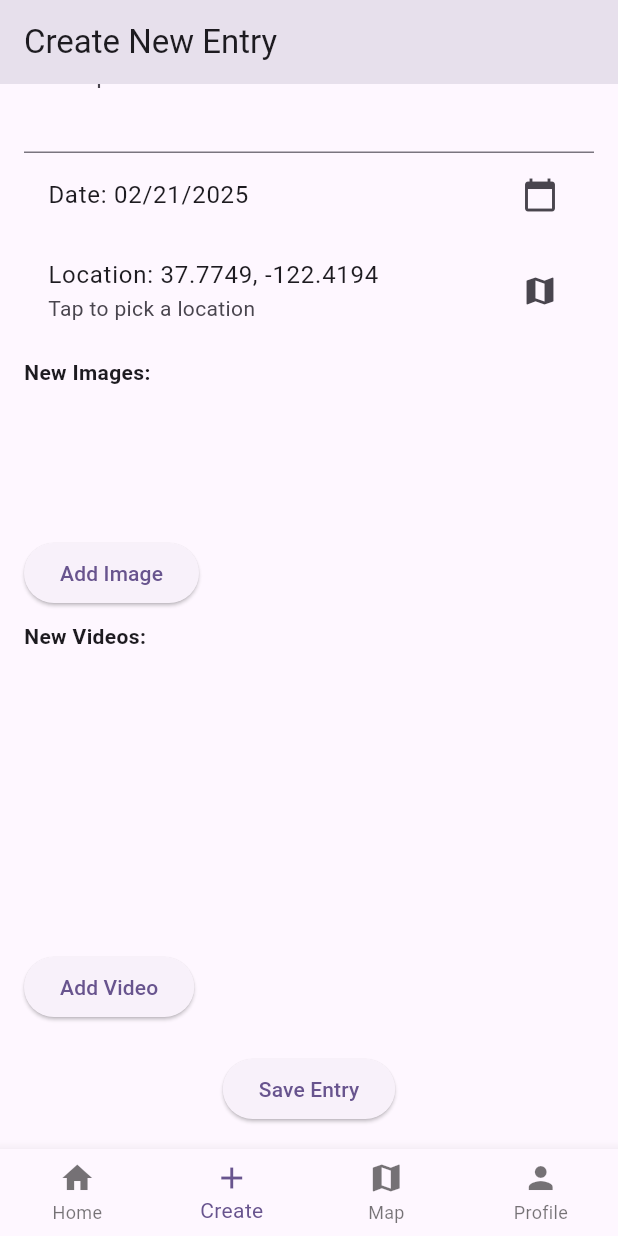
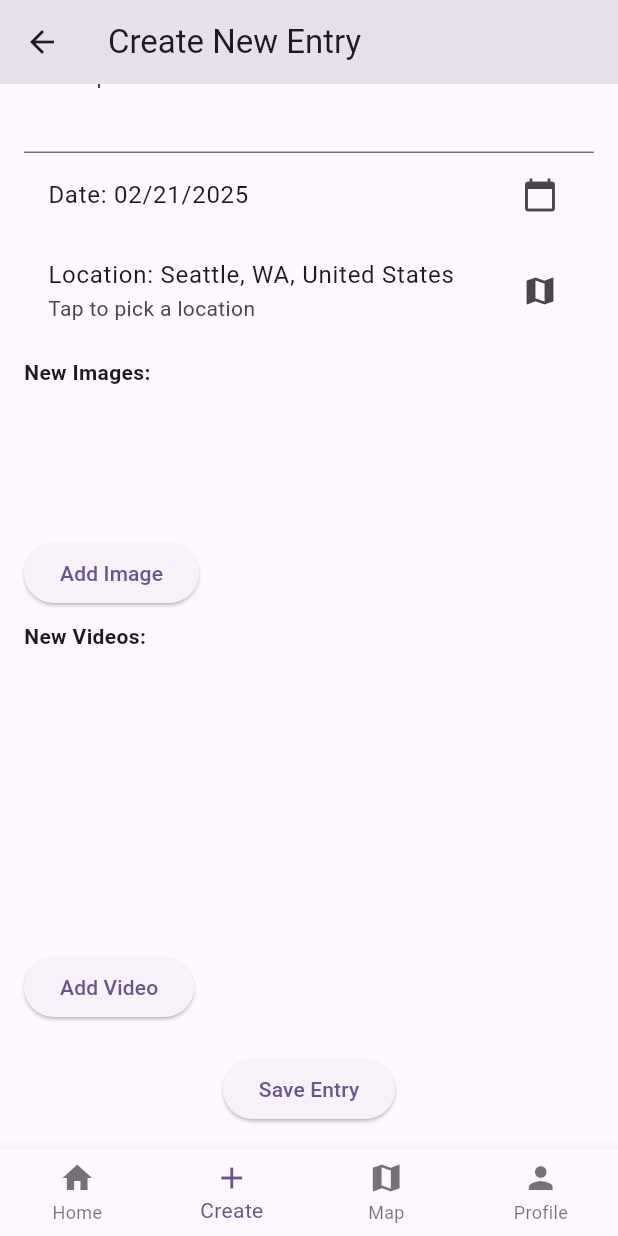
Before and after one commit to PriyaManisha/travellista, a Flutter app: the screen it shows after launch, item 2 of the bottom bar chosen, scrolled down 134 dp, after a tap on "Save Entry", on a phone screen of 412 x 824 dp. Run offline on Flutter 3.47's test engine with Material 3 defaults, Android fonts, the phone set to English and light mode, and no system bars; our stand-ins replace chewie, cloud_firestore, firebase_core, firebase_storage, google_maps_flutter, image_picker and 1 more; accounts and stored records are empty.

Commit message:
various navigation and other bug fixes

```diff
--- a/lib/entry_card.dart
+++ b/lib/entry_card.dart
@@ -29,7 +29,10 @@ class EntryCard extends StatelessWidget {
             : Icon(Icons.photo),
         title: Text(entry.title ?? 'Untitled'),
         subtitle:
-            Text('${formattedDate}, ${formattedAddress}'),
+            Text('${formattedDate}, ${formattedAddress}',
+              maxLines: 1,
+              overflow: TextOverflow.ellipsis,
+            ),
         onTap: () {
           Navigator.push(
             context,
--- a/lib/entry_creation_form.dart
+++ b/lib/entry_creation_form.dart
@@ -24,7 +24,7 @@ class EntryCreationForm extends StatefulWidget {
 class _EntryCreationFormState extends State<EntryCreationForm> {
   final _formKey = GlobalKey<FormState>();
   late final StorageService _storageService;
-  String? _pickedAddress;
+  String? _pickedAddress = "Seattle, WA, United States";
 
   // Controllers
   final TextEditingController _titleController = TextEditingController();
@@ -32,7 +32,7 @@ class _EntryCreationFormState extends State<EntryCreationForm> {
 
   // State
   DateTime _selectedDate = DateTime.now();
-  LatLng _pickedLocation = const LatLng(37.7749, -122.4194);
+  LatLng _pickedLocation = const LatLng(47.60621, -122.33207);
 
   // For newly picked files only
   List<File> _imageFiles = [];
@@ -159,13 +159,19 @@ class _EntryCreationFormState extends State<EntryCreationForm> {
       );
     }
 
-    Navigator.pop(context);
     } catch (e) {
+      print('Exception caught: $e');
       ScaffoldMessenger.of(context).showSnackBar(
         const SnackBar(content: Text('Error saving entry')),
       );
     } finally {
+      // Turn off the saving spinner
       setState(() => _isSaving = false);
+    }
+
+    // Now that the overlay is gone, pop the route
+    if (mounted) {
+      Navigator.pop(context);
     }
   }
 
@@ -333,7 +339,6 @@ class _EntryCreationFormState extends State<EntryCreationForm> {
 
   Widget _buildExistingImagesSection() {
     if (_oldImageURLs.isEmpty) return const SizedBox.shrink();
-
     return Column(
       crossAxisAlignment: CrossAxisAlignment.start,
       children: [
--- a/lib/location_picker_screen.dart
+++ b/lib/location_picker_screen.dart
@@ -71,7 +71,7 @@ class _LocationPickerScreenState extends State<LocationPickerScreen> {
           Expanded(
             child: GoogleMap(
               initialCameraPosition: CameraPosition(
-                target: _pickedLocation ?? const LatLng(37.7749, -122.4194),
+                target: _pickedLocation ?? const LatLng(47.60621, -122.33207),
                 zoom: 10,
               ),
               onMapCreated: (controller) => _controller.complete(controller),
--- a/lib/nav_bar.dart
+++ b/lib/nav_bar.dart
@@ -9,7 +9,6 @@ class NavBar extends StatelessWidget {
   const NavBar({super.key, required this.selectedIndex});
 
   void _onItemTapped(BuildContext context, int index) {
-    // Navigate based on the item tapped.
     switch (index) {
       case 0:
         Navigator.of(context).pushReplacement(
@@ -17,17 +16,17 @@ class NavBar extends StatelessWidget {
         );
         break;
       case 1:
-        Navigator.of(context).pushReplacement(
+        Navigator.of(context).push(
             MaterialPageRoute(builder: (_) => const EntryCreationForm())
         );
         break;
       case 2:
-        Navigator.of(context).pushReplacement(
+        Navigator.of(context).push(
             MaterialPageRoute(builder: (_) => const MapViewPage())
         );
         break;
       case 3:
-        Navigator.of(context).pushReplacement(
+        Navigator.of(context).push(
             MaterialPageRoute(builder: (_) => const ProfilePage())
         );
         break;
```
Also changed, not shown: lib/entry_detail_page.dart (+41 -30 lines).
